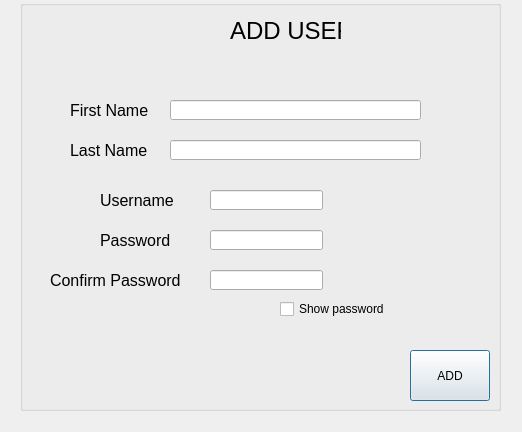
Before: the Qt Designer form CarRent/admin_info.ui in Mani-SSH/Car_Rental, drawn with Qt 5.
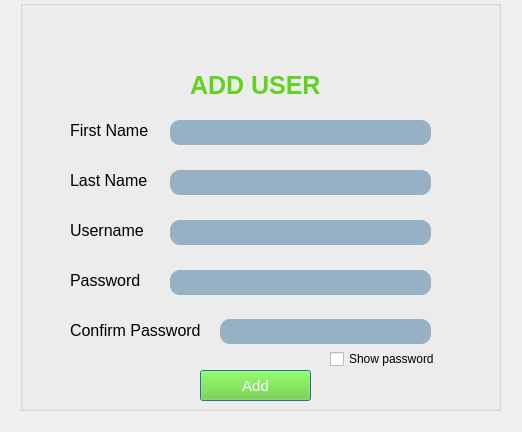
After: the same form once the commit is applied.

Commit message: Added ui and change admin window

Diff of the .ui file:
```diff
--- a/CarRent/admin_info.ui
+++ b/CarRent/admin_info.ui
@@ -28,55 +28,89 @@
    <widget class="QPushButton" name="pushButton">
     <property name="geometry">
      <rect>
-      <x>390</x>
-      <y>350</y>
-      <width>80</width>
-      <height>51</height>
+      <x>180</x>
+      <y>370</y>
+      <width>111</width>
+      <height>31</height>
      </rect>
     </property>
+    <property name="font">
+     <font>
+      <pointsize>11</pointsize>
+     </font>
+    </property>
+    <property name="styleSheet">
+     <string notr="true">background-color: rgb(97, 211, 30);
+color: rgb(255, 255, 255);
+border-radius:&quot;10&quot;;</string>
+    </property>
     <property name="text">
-     <string>ADD</string>
+     <string>Add</string>
     </property>
    </widget>
    <widget class="QLineEdit" name="lineEdit_fname">
     <property name="geometry">
      <rect>
       <x>150</x>
-      <y>100</y>
-      <width>251</width>
-      <height>20</height>
+      <y>120</y>
+      <width>261</width>
+      <height>25</height>
      </rect>
     </property>
+    <property name="styleSheet">
+     <string notr="true">background-color: rgb(151, 177, 196);
+color: rgb(255, 255, 255);
+border-radius:10;
+</string>
+    </property>
    </widget>
    <widget class="QLineEdit" name="lineEdit_Lname">
     <property name="geometry">
      <rect>
       <x>150</x>
-      <y>140</y>
-      <width>251</width>
-      <height>20</height>
+      <y>170</y>
+      <width>261</width>
+      <height>25</height>
      </rect>
     </property>
+    <property name="styleSheet">
+     <string notr="true">background-color: rgb(151, 177, 196);
+color: rgb(255, 255, 255);
+border-radius:10;
+</string>
+    </property>
    </widget>
    <widget class="QLineEdit" name="lineEdit_username">
     <property name="geometry">
      <rect>
-      <x>190</x>
-      <y>190</y>
-      <width>113</width>
-      <height>20</height>
+      <x>150</x>
+      <y>220</y>
+      <width>261</width>
+      <height>25</height>
      </rect>
     </property>
+    <property name="styleSheet">
+     <string notr="true">background-color: rgb(151, 177, 196);
+color: rgb(255, 255, 255);
+border-radius:10;
+</string>
+    </property>
    </widget>
    <widget class="QLineEdit" name="lineEdit_password">
     <property name="geometry">
      <rect>
-      <x>190</x>
-      <y>230</y>
-      <width>113</width>
-      <height>20</height>
+      <x>150</x>
+      <y>270</y>
+      <width>261</width>
+      <height>25</height>
      </rect>
     </property>
+    <property name="styleSheet">
+     <string notr="true">background-color: rgb(151, 177, 196);
+color: rgb(255, 255, 255);
+border-radius:10;
+</string>
+    </property>
     <property name="echoMode">
      <enum>QLineEdit::Password</enum>
     </property>
@@ -87,12 +121,18 @@
     </property>
     <property name="geometry">
      <rect>
-      <x>190</x>
-      <y>270</y>
-      <width>113</width>
-      <height>20</height>
+      <x>200</x>
+      <y>319</y>
+      <width>211</width>
+      <height>25</height>
      </rect>
     </property>
+    <property name="styleSheet">
+     <string notr="true">background-color: rgb(151, 177, 196);
+color: rgb(255, 255, 255);
+border-radius:10;
+</string>
+    </property>
     <property name="echoMode">
      <enum>QLineEdit::Password</enum>
     </property>
@@ -101,7 +141,7 @@
     <property name="geometry">
      <rect>
       <x>50</x>
-      <y>100</y>
+      <y>120</y>
       <width>101</width>
       <height>20</height>
      </rect>
@@ -119,7 +159,7 @@
     <property name="geometry">
      <rect>
       <x>50</x>
-      <y>140</y>
+      <y>170</y>
       <width>91</width>
       <height>20</height>
      </rect>
@@ -136,8 +176,8 @@
    <widget class="QLabel" name="label_username">
     <property name="geometry">
      <rect>
-      <x>80</x>
-      <y>190</y>
+      <x>50</x>
+      <y>220</y>
       <width>101</width>
       <height>20</height>
      </rect>
@@ -154,8 +194,8 @@
    <widget class="QLabel" name="label_password">
     <property name="geometry">
      <rect>
-      <x>80</x>
-      <y>230</y>
+      <x>50</x>
+      <y>270</y>
       <width>91</width>
       <height>20</height>
      </rect>
@@ -172,9 +212,9 @@
    <widget class="QLabel" name="label_confirm_password">
     <property name="geometry">
      <rect>
-      <x>30</x>
-      <y>270</y>
-      <width>141</width>
+      <x>50</x>
+      <y>320</y>
+      <width>151</width>
       <height>20</height>
      </rect>
     </property>
@@ -190,17 +230,22 @@
    <widget class="QLabel" name="label_ADD_USER">
     <property name="geometry">
      <rect>
-      <x>210</x>
-      <y>10</y>
-      <width>111</width>
-      <height>41</height>
+      <x>170</x>
+      <y>60</y>
+      <width>151</width>
+      <height>51</height>
      </rect>
     </property>
     <property name="font">
      <font>
-      <pointsize>18</pointsize>
+      <pointsize>19</pointsize>
+      <italic>false</italic>
+      <bold>true</bold>
      </font>
     </property>
+    <property name="styleSheet">
+     <string notr="true">color: rgb(97, 211, 30);</string>
+    </property>
     <property name="text">
      <string>ADD USER</string>
     </property>
@@ -208,8 +253,8 @@
    <widget class="QLabel" name="label_username_check">
     <property name="geometry">
      <rect>
-      <x>310</x>
-      <y>190</y>
+      <x>220</x>
+      <y>200</y>
       <width>121</width>
       <height>16</height>
      </rect>
@@ -221,8 +266,8 @@
    <widget class="QLabel" name="label_password_check">
     <property name="geometry">
      <rect>
-      <x>310</x>
-      <y>270</y>
+      <x>220</x>
+      <y>300</y>
       <width>161</width>
       <height>16</height>
      </rect>
@@ -234,8 +279,8 @@
    <widget class="QCheckBox" name="checkBox">
     <property name="geometry">
      <rect>
-      <x>260</x>
-      <y>300</y>
+      <x>310</x>
+      <y>350</y>
       <width>111</width>
       <height>18</height>
      </rect>
@@ -244,6 +289,19 @@
      <string>Show password</string>
     </property>
    </widget>
+   <widget class="QLabel" name="label_adminIcon">
+    <property name="geometry">
+     <rect>
+      <x>210</x>
+      <y>20</y>
+      <width>50</width>
+      <height>50</height>
+     </rect>
+    </property>
+    <property name="text">
+     <string/>
+    </property>
+   </widget>
   </widget>
  </widget>
  <resources/>
```
The commit also changes 14 other files.
